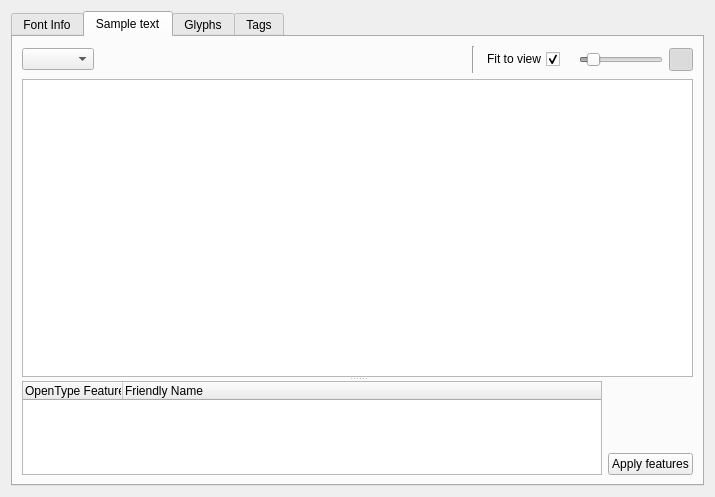
Above: src/mainview.ui from fontmatrix/fontmatrix before the change. Below: the same form after it.
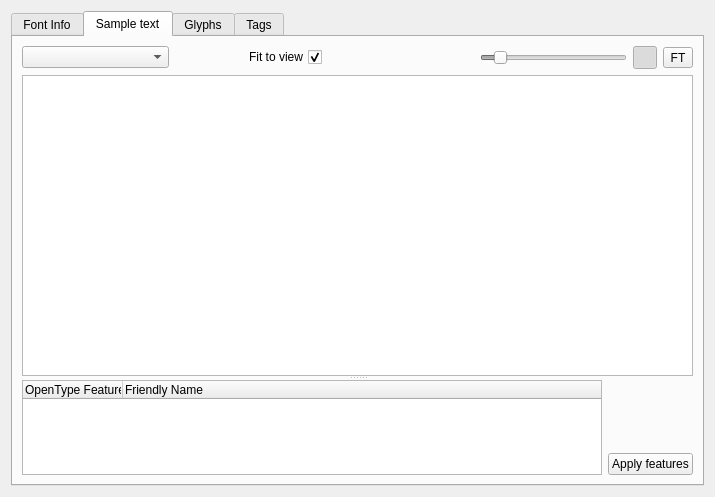
That is the form after the change. The open tabs and pages were chosen to show the change. Icons and pictures are not drawn. Custom widgets are drawn as their Qt base class.

The edit to the form file:
```diff
--- a/src/mainview.ui
+++ b/src/mainview.ui
@@ -97,32 +97,10 @@
            </property>
            <layout class="QGridLayout" >
             <item row="0" column="0" >
-             <layout class="QVBoxLayout" >
-              <item>
                <layout class="QHBoxLayout" >
                 <item>
                  <widget class="QComboBox" name="sampleTextCombo" />
                 </item>
-                <item>
-                 <spacer>
-                  <property name="orientation" >
-                   <enum>Qt::Horizontal</enum>
-                  </property>
-                  <property name="sizeHint" >
-                   <size>
-                    <width>211</width>
-                    <height>27</height>
-                   </size>
-                  </property>
-                 </spacer>
-                </item>
-                <item>
-                 <widget class="Line" name="line_3" >
-                  <property name="orientation" >
-                   <enum>Qt::Vertical</enum>
-                  </property>
-                 </widget>
-                </item>
                 <item>
                  <widget class="QCheckBox" name="fitViewCheck" >
                   <property name="layoutDirection" >
@@ -211,16 +189,24 @@
                   </property>
                  </widget>
                 </item>
-               </layout>
-              </item>
               <item>
+               <widget class="QToolButton" name="freetypeButton" >
+                <property name="text" >
+                 <string>FT</string>
+                </property>
+                <property name="checkable" >
+                 <bool>true</bool>
+                </property>
+               </widget>
+              </item>
+             </layout>
+            </item>
+            <item row="1" column="0" >
                <widget class="FMSampleTextView" name="loremView" >
                 <property name="focusPolicy" >
                  <enum>Qt::NoFocus</enum>
                 </property>
                </widget>
-              </item>
-             </layout>
             </item>
            </layout>
           </widget>
```
Lines whose indentation alone changed are shown as unchanged.
